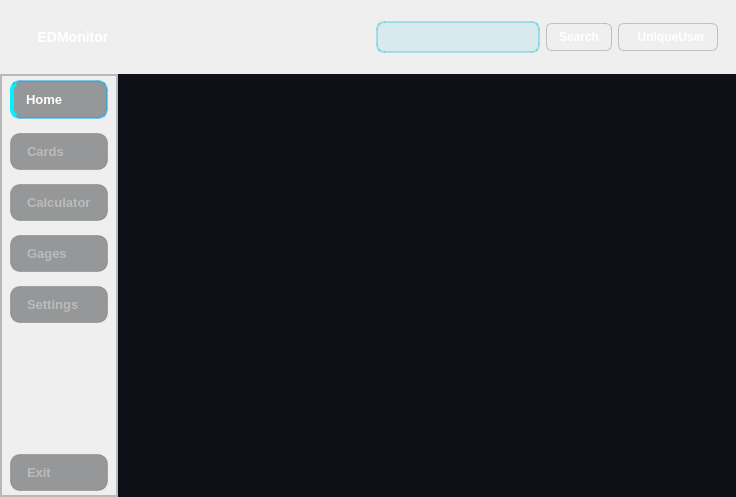
First picture: the form in ui/mainwindow.ui, repository V-Patronus/EDMonitor, before the edit.
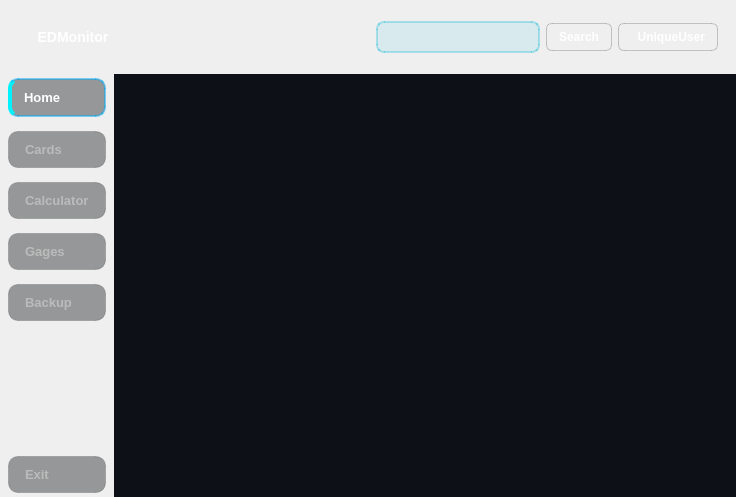
Second picture: the form after the edit. The open tabs and pages were chosen to show the change. Icons and pictures are not drawn.

The edit to the form file:
```diff
--- a/ui/mainwindow.ui
+++ b/ui/mainwindow.ui
@@ -45,6 +45,11 @@
         stop:0 #2563eb, stop:1 #7c3aed);
 }
 
+#SideBarGroup, #SideBarFrame {
+border:transparent;
+}
+
+
 
 /* ===== BOTONES DEL GRUPO LATERAL - ESTADOS MODERNOS ===== */
 #SideBarGroup QPushButton{
@@ -268,7 +273,7 @@
 }
 
 
-#AddCardGroup QPushButton{
+QPushButton#btnAddCard{
     background: rgb(60, 63, 65);
     color: #bbbbbb;
     border: 1px solid rgba(85, 85, 85, 0.3);
@@ -638,7 +643,7 @@
                    <cursorShape>PointingHandCursor</cursorShape>
                   </property>
                   <property name="text">
-                   <string>Settings</string>
+                   <string>Backup</string>
                   </property>
                   <property name="icon">
                    <iconset resource="../assets/resources_qrc/resources.qrc">
```
Left out of the diff: 66 changed lines with no effect on the pictures.
